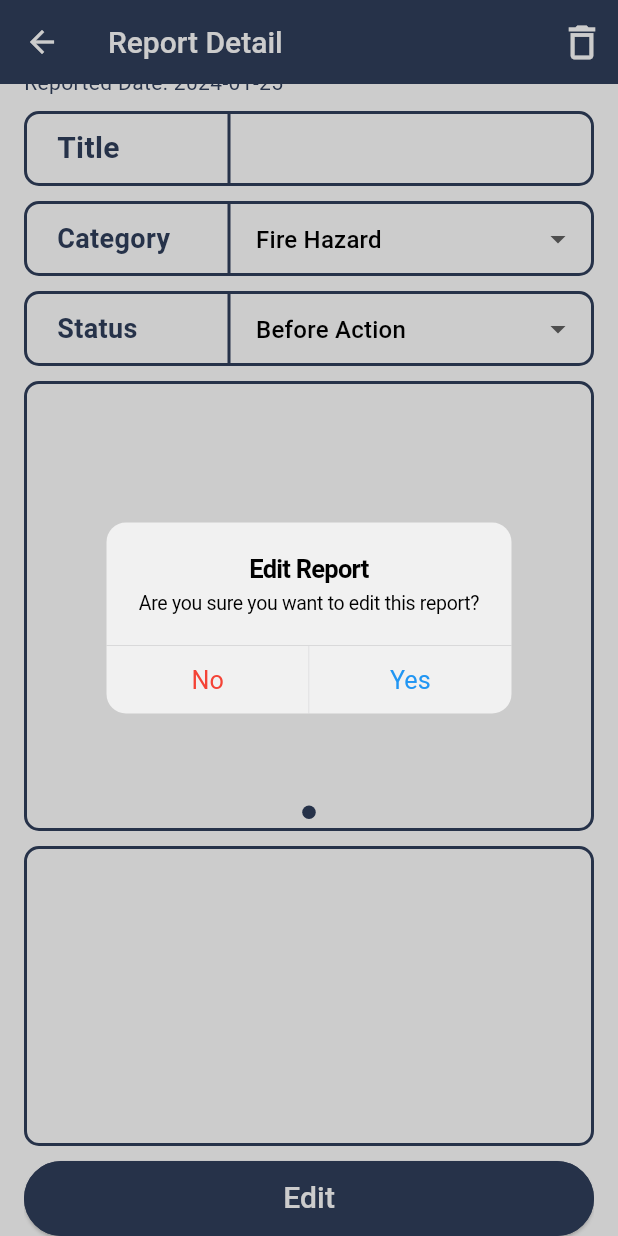
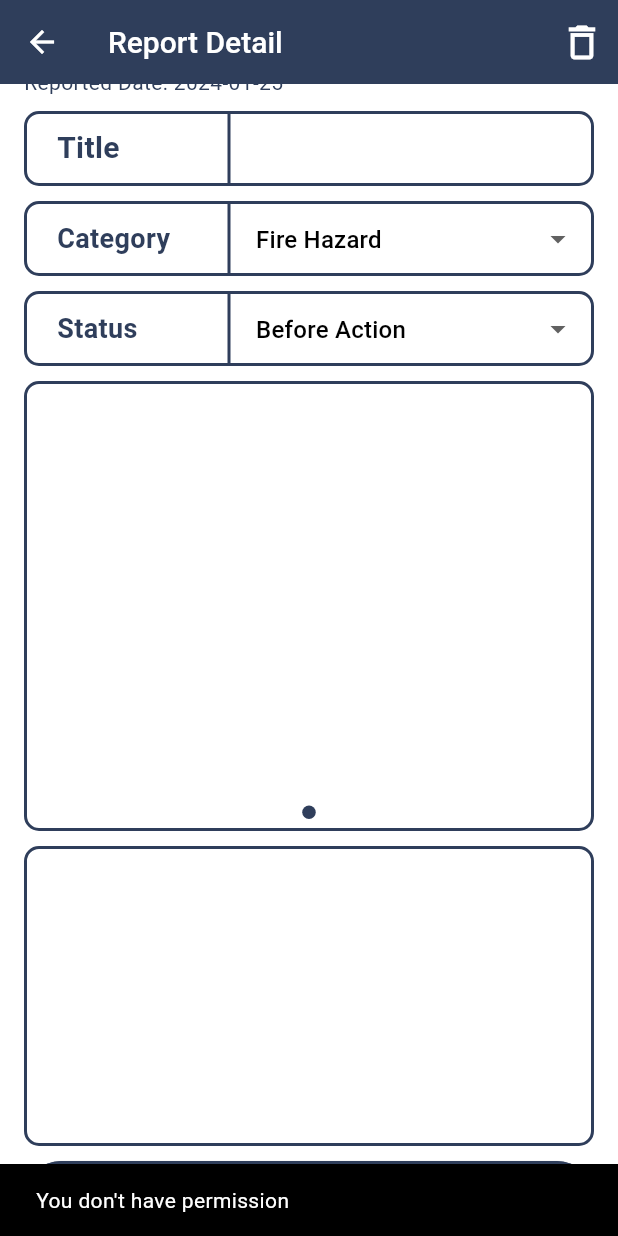
Before and after one commit to Co-Fence/Co-Fence-App, a Flutter app: the ReportDetailScreen screen opened by its route, scrolled down 42 dp, after a tap on "Edit", on a phone screen of 412 x 824 dp. Run offline on Flutter 3.47's test engine with Material 3 defaults, Android fonts, the light colour scheme and no system bars; drawn by our look-alikes of dots_indicator; our stand-ins replace dio, firebase_core, firebase_storage, flutter_riverpod, flutter_secure_storage, gap and 5 more; missing offline and left inert: kakao_flutter_sdk; accounts and stored records are empty; generated files the repository leaves out were written again; network calls fail.

Commit message:
fix: #5 수정 기능 보안 강화
수정 버튼 누를 시 로그인한 유저의 역할에 따라 수정 가능 여부를 판단하도록 수정

```diff
--- a/co_fence/lib/report/view/report_detail_screen.dart
+++ b/co_fence/lib/report/view/report_detail_screen.dart
@@ -6,6 +6,8 @@ import 'package:co_fence/common/utils/utils.dart';
 import 'package:co_fence/report/model/action_status.dart';
 import 'package:co_fence/report/model/report_status.dart';
 import 'package:co_fence/report/provider/report_provider.dart';
+import 'package:co_fence/user/model/role.dart';
+import 'package:co_fence/user/provider/user_provider.dart';
 import 'package:dots_indicator/dots_indicator.dart';
 import 'package:flutter/cupertino.dart';
 import 'package:flutter/material.dart';
@@ -447,6 +449,10 @@ class _ReportDetailScreenState extends ConsumerState<ReportDetailScreen> {
     return MyElevatedButton(
       buttonText: 'Edit',
       onPressed: () async {
+        if (ref.read(userProvider).role == Role.USER) {
+          showSnackBar(context, "You don't have permission");
+          return;
+        }
         // update reportSubject
         ref.read(reportProvider.notifier).updateReport(
               reportSubject: _titleController.text,
```
